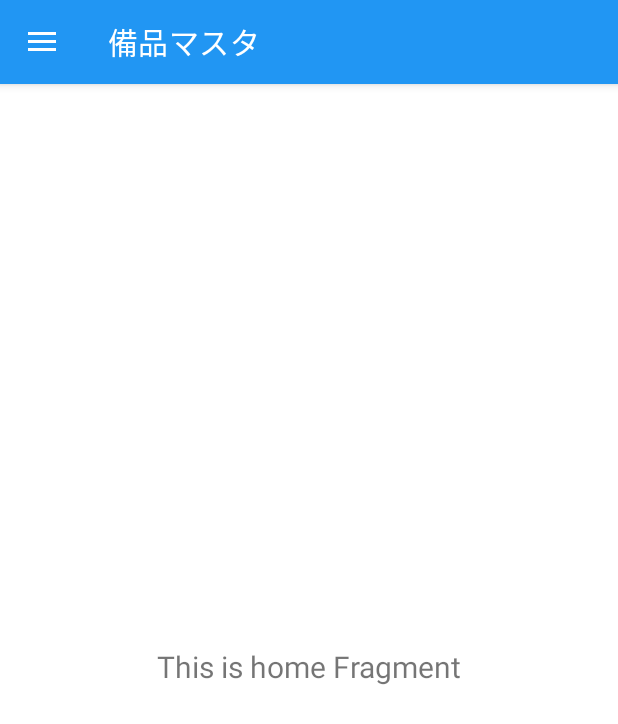
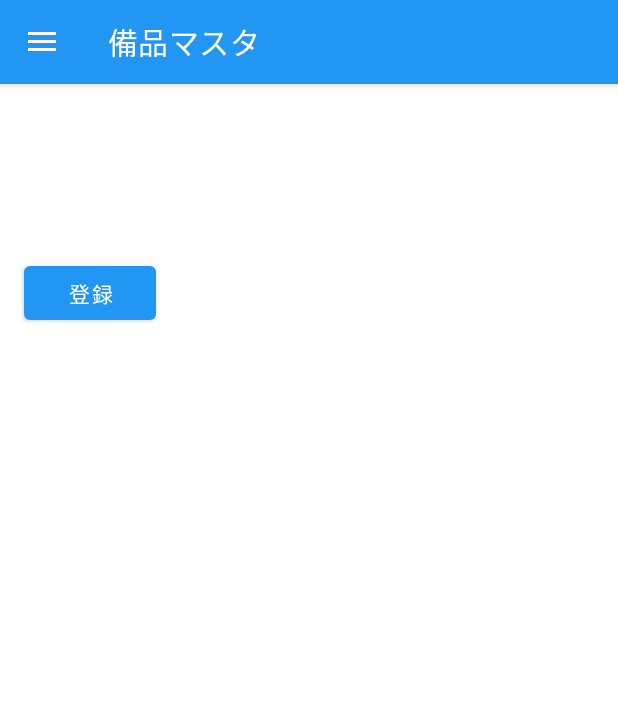
Before and after one commit to kobayashi0211/FixturesManage, an Android app: the screen it shows after launch (MainActivity), on a phone screen of 412 x 824 dp. Shown: the top 724 px of the screen. Run offline under Robolectric (Android 15) with nearby library versions, the phone set to English and light mode, and no system bars; our stand-ins replace data binding, navigation-ui.

Commit message:
備品登録の作成

```diff
--- a/app/src/main/java/com/example/fixturesmanage/ui/fixture/FixtureFragment.kt
+++ b/app/src/main/java/com/example/fixturesmanage/ui/fixture/FixtureFragment.kt
@@ -4,32 +4,25 @@ import android.os.Bundle
 import android.view.LayoutInflater
 import android.view.View
 import android.view.ViewGroup
-import android.widget.TextView
+import androidx.databinding.DataBindingUtil
 import androidx.fragment.app.Fragment
-import androidx.lifecycle.Observer
-import androidx.lifecycle.ViewModelProvider
-import androidx.room.Room
+import androidx.navigation.findNavController
 import com.example.fixturesmanage.R
-import com.example.fixturesmanage.model.Unit
-import com.example.fixturesmanage.dao.UnitDao
-import com.example.fixturesmanage.database.UnitDatabase
+import com.example.fixturesmanage.databinding.FragmentFixtureBinding
 
 class FixtureFragment : Fragment() {
-
-    private lateinit var fixtureViewModel: FixtureViewModel
 
     override fun onCreateView(
             inflater: LayoutInflater,
             container: ViewGroup?,
             savedInstanceState: Bundle?
     ): View? {
-        fixtureViewModel =
-                ViewModelProvider(this).get(FixtureViewModel::class.java)
-        val root = inflater.inflate(R.layout.fragment_fixture, container, false)
-        val textView: TextView = root.findViewById(R.id.text_home)
-        fixtureViewModel.text.observe(viewLifecycleOwner, Observer {
-            textView.text = it
-        })
-        return root
+        val binding = DataBindingUtil.inflate<FragmentFixtureBinding>(inflater, R.layout.fragment_fixture, container, false)
+
+        binding.createFixture.setOnClickListener { view : View ->
+            view.findNavController().navigate(R.id.action_nav_fixture_to_fixtureCreateFragment)
+        }
+        setHasOptionsMenu(true)
+        return binding.root
     }
 }
--- a/app/src/main/res/layout/fragment_fixture.xml
+++ b/app/src/main/res/layout/fragment_fixture.xml
@@ -1,22 +1,32 @@
 <?xml version="1.0" encoding="utf-8"?>
-<androidx.constraintlayout.widget.ConstraintLayout xmlns:android="http://schemas.android.com/apk/res/android"
+
+<layout xmlns:android="http://schemas.android.com/apk/res/android"
     xmlns:app="http://schemas.android.com/apk/res-auto"
     xmlns:tools="http://schemas.android.com/tools"
-    android:layout_width="match_parent"
-    android:layout_height="match_parent"
-    tools:context=".ui.fixture.FixtureFragment">
+    tools:context="com.example.android.navigation.FixtureFragment">
 
-    <TextView
-        android:id="@+id/text_home"
+    <androidx.constraintlayout.widget.ConstraintLayout
         android:layout_width="match_parent"
-        android:layout_height="wrap_content"
-        android:layout_marginStart="8dp"
-        android:layout_marginTop="8dp"
-        android:layout_marginEnd="8dp"
-        android:textAlignment="center"
-        android:textSize="20sp"
-        app:layout_constraintBottom_toBottomOf="parent"
-        app:layout_constraintEnd_toEndOf="parent"
-        app:layout_constraintStart_toStartOf="parent"
-        app:layout_constraintTop_toTopOf="parent" />
-</androidx.constraintlayout.widget.ConstraintLayout>
+        android:layout_height="match_parent">
+
+        <Button
+            android:id="@+id/createFixture"
+            android:layout_width="wrap_content"
+            android:layout_height="wrap_content"
+            android:text="@string/create"
+            app:layout_constraintBottom_toTopOf="@+id/recyclerView"
+            app:layout_constraintEnd_toEndOf="parent"
+            app:layout_constraintHorizontal_bias="0.049"
+            app:layout_constraintStart_toStartOf="parent"
+            app:layout_constraintTop_toTopOf="parent" />
+
+        <androidx.recyclerview.widget.RecyclerView
+            android:id="@+id/recyclerView"
+            android:layout_width="409dp"
+            android:layout_height="489dp"
+            app:layout_constraintBottom_toBottomOf="parent"
+            app:layout_constraintEnd_toEndOf="parent"
+            app:layout_constraintStart_toStartOf="parent" />
+    </androidx.constraintlayout.widget.ConstraintLayout>
+
+</layout>
--- a/app/src/main/res/navigation/mobile_navigation.xml
+++ b/app/src/main/res/navigation/mobile_navigation.xml
@@ -9,7 +9,11 @@
         android:id="@+id/nav_fixture"
         android:name="com.example.fixturesmanage.ui.fixture.FixtureFragment"
         android:label="@string/menu_fixture"
-        tools:layout="@layout/fragment_fixture" />
+        tools:layout="@layout/fragment_fixture" >
+        <action
+            android:id="@+id/action_nav_fixture_to_fixtureCreateFragment"
+            app:destination="@id/fixtureCreateFragment" />
+    </fragment>
 
     <fragment
         android:id="@+id/nav_type"
@@ -68,4 +72,13 @@
             android:id="@+id/action_statusCreateFragment_to_nav_status"
             app:destination="@id/nav_status" />
     </fragment>
+    <fragment
+        android:id="@+id/fixtureCreateFragment"
+        android:name="com.example.fixturesmanage.ui.fixture.FixtureCreateFragment"
+        android:label="@string/create_fixture"
+        tools:layout="@layout/create_fixture_fragment">
+        <action
+            android:id="@+id/action_fixtureCreateFragment_to_nav_fixture"
+            app:destination="@id/nav_fixture" />
+    </fragment>
 </navigation>
--- a/app/src/main/res/values/strings.xml
+++ b/app/src/main/res/values/strings.xml
@@ -20,4 +20,9 @@
     <string name="unit_name">単位名</string>
     <string name="type_name">種別名</string>
     <string name="status_name">状態名</string>
+    <string name="fixture_name">備品名</string>
+    <string name="fixture_type">備品 種別</string>
+    <string name="fixture_status">備品 状態</string>
+    <string name="fixture_quantity">備品 個数</string>
+    <string name="fixture_unit">備品 単位</string>
 </resources>
```
Also changed, not shown: app/src/main/java/com/example/fixturesmanage/ui/fixture/FixtureCreateFragment.kt (added, +103 -0 lines), app/src/main/res/layout/create_fixture_fragment.xml (added, +137 -0 lines).
